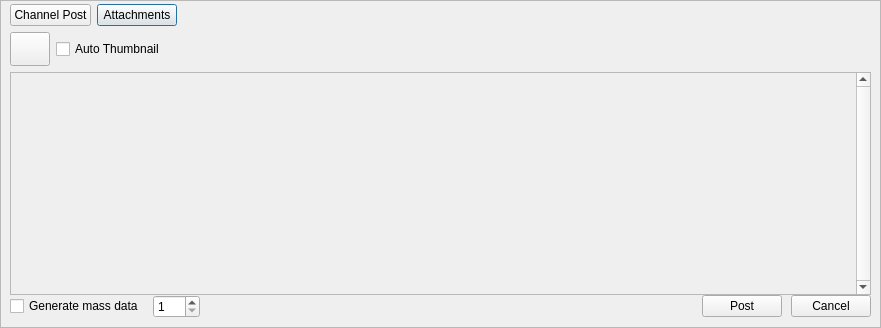
This is retroshare-gui/src/gui/gxschannels/CreateGxsChannelMsg.ui in RetroShare/RetroShare as Qt 5 draws it before an edit. The edited form follows.
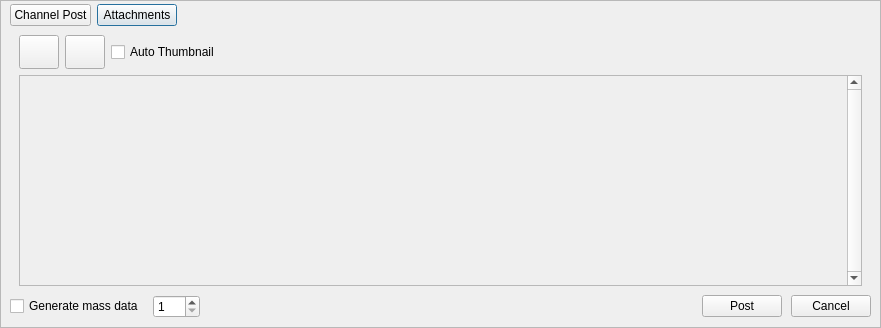
This is the edited form. The open tabs and pages were chosen to show the change. Icons and pictures are not drawn. Custom widgets are drawn as their Qt base class.

Commit message: add attachment count to channel creation window and fixed item removal (was previously only hidden!)

The edit to the form file:
```diff
--- a/retroshare-gui/src/gui/gxschannels/CreateGxsChannelMsg.ui
+++ b/retroshare-gui/src/gui/gxschannels/CreateGxsChannelMsg.ui
@@ -261,20 +261,10 @@
          </layout>
         </widget>
         <widget class="QWidget" name="stackedWidgetPage2">
-         <layout class="QGridLayout" name="attachmentsTabGLayout">
-          <property name="leftMargin">
-           <number>0</number>
-          </property>
-          <property name="topMargin">
-           <number>6</number>
-          </property>
-          <property name="rightMargin">
-           <number>0</number>
-          </property>
-          <property name="bottomMargin">
-           <number>0</number>
-          </property>
-          <item row="0" column="0">
+         <layout class="QVBoxLayout" name="verticalLayout">
+          <item>
+           <layout class="QHBoxLayout" name="horizontalLayout_2">
+            <item>
            <widget class="QPushButton" name="addFileButton">
             <property name="sizePolicy">
              <sizepolicy hsizetype="Fixed" vsizetype="Fixed">
@@ -306,7 +296,64 @@
             </property>
            </widget>
           </item>
-          <item row="1" column="0" colspan="5">
+            <item>
+             <widget class="QPushButton" name="removeAllFilesButton">
+              <property name="sizePolicy">
+               <sizepolicy hsizetype="Fixed" vsizetype="Fixed">
+                <horstretch>0</horstretch>
+                <verstretch>0</verstretch>
+               </sizepolicy>
+              </property>
+              <property name="minimumSize">
+               <size>
+                <width>34</width>
+                <height>34</height>
+               </size>
+              </property>
+              <property name="toolTip">
+               <string>&lt;html&gt;&lt;head/&gt;&lt;body&gt;&lt;p&gt;Add File&lt;/p&gt;&lt;/body&gt;&lt;/html&gt;</string>
+              </property>
+              <property name="text">
+               <string/>
+              </property>
+              <property name="icon">
+               <iconset resource="../icons.qrc">
+                <normaloff>:/icons/png/cancel.png</normaloff>:/icons/png/cancel.png</iconset>
+              </property>
+              <property name="iconSize">
+               <size>
+                <width>24</width>
+                <height>24</height>
+               </size>
+              </property>
+             </widget>
+            </item>
+            <item>
+             <widget class="QCheckBox" name="thumbNailCb">
+              <property name="toolTip">
+               <string>Allow channels to get frame for message thumbnail from movie media attachments or not</string>
+              </property>
+              <property name="text">
+               <string>Auto Thumbnail</string>
+              </property>
+             </widget>
+            </item>
+            <item>
+             <spacer name="attachmentsHSpacer">
+              <property name="orientation">
+               <enum>Qt::Horizontal</enum>
+              </property>
+              <property name="sizeHint" stdset="0">
+               <size>
+                <width>334</width>
+                <height>26</height>
+               </size>
+              </property>
+             </spacer>
+            </item>
+           </layout>
+          </item>
+          <item>
            <widget class="QScrollArea" name="attachmentsScrollArea">
             <property name="verticalScrollBarPolicy">
              <enum>Qt::ScrollBarAlwaysOn</enum>
@@ -319,7 +366,7 @@
               <rect>
                <x>0</x>
                <y>0</y>
-               <width>84</width>
+               <width>827</width>
                <height>24</height>
               </rect>
              </property>
@@ -366,29 +413,6 @@
             </widget>
            </widget>
           </item>
-          <item row="0" column="2">
-           <spacer name="attachmentsHSpacer">
-            <property name="orientation">
-             <enum>Qt::Horizontal</enum>
-            </property>
-            <property name="sizeHint" stdset="0">
-             <size>
-              <width>334</width>
-              <height>26</height>
-             </size>
-            </property>
-           </spacer>
-          </item>
-          <item row="0" column="1">
-           <widget class="QCheckBox" name="thumbNailCb">
-            <property name="toolTip">
-             <string>Allow channels to get frame for message thumbnail from movie media attachments or not</string>
-            </property>
-            <property name="text">
-             <string>Auto Thumbnail</string>
-            </property>
-           </widget>
-          </item>
          </layout>
         </widget>
        </widget>
```
Left out of the diff: 4 changed lines with no effect on the pictures. Lines whose indentation alone changed are shown as unchanged. The commit also changes 3 other files.
